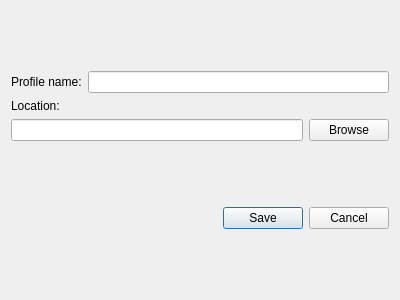
Old version of the form VisualPIC/Views/SaveOpacityDialog.ui in the repository AngelFP/VisualPIC.
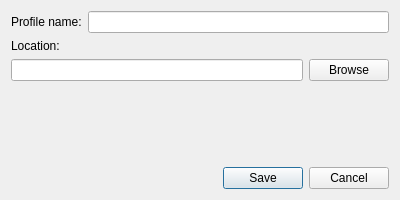
New version of the form.

Diff of the .ui file:
```diff
--- a/VisualPIC/Views/SaveOpacityDialog.ui
+++ b/VisualPIC/Views/SaveOpacityDialog.ui
@@ -7,7 +7,7 @@
     <x>0</x>
     <y>0</y>
     <width>400</width>
-    <height>300</height>
+    <height>200</height>
    </rect>
   </property>
   <property name="windowTitle">
@@ -65,6 +65,19 @@
      </item>
     </layout>
    </item>
+   <item>
+    <spacer name="verticalSpacer">
+     <property name="orientation">
+      <enum>Qt::Vertical</enum>
+     </property>
+     <property name="sizeHint" stdset="0">
+      <size>
+       <width>20</width>
+       <height>40</height>
+      </size>
+     </property>
+    </spacer>
+   </item>
    <item>
     <widget class="QDialogButtonBox" name="buttonBox">
      <property name="orientation">
```
